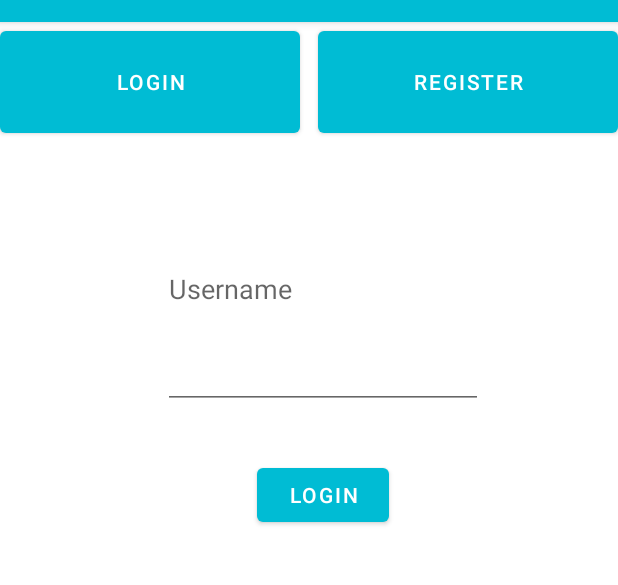
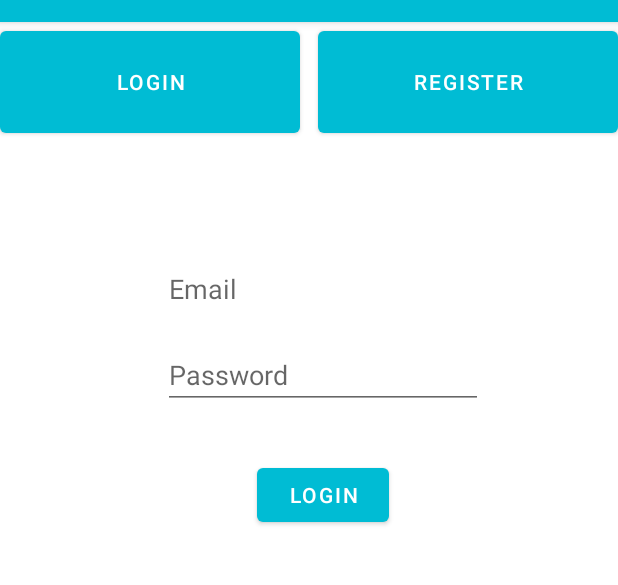
Before and after one commit to iczcpkqo/Journey-Share_Android, an Android app: the screen it shows after launch (LoginActivity), on a phone screen of 412 x 824 dp, the part 62-647 px from its top. Run offline under Robolectric (Android 15) with nearby library versions, the phone set to English and light mode, and no system bars; our stand-ins replace Firebase (no records; nobody signed in at launch, a user with empty details on screens opened directly); libraries missing offline, so code that uses them is left out: com.alibaba.fastjson.

Commit message:
Improve code robustness

```diff
--- a/app/src/main/java/com/journey/LoginActivity.java
+++ b/app/src/main/java/com/journey/LoginActivity.java
@@ -115,7 +115,7 @@ public class LoginActivity extends AppCompatActivity implements View.OnClickList
                         } else {
                             // If sign in fails, display a message to the user.
                             Log.w(TAG, "signInWithEmail:failure", task.getException());
-                            Toast.makeText(LoginActivity.this, "Authentication failed.",
+                            Toast.makeText(LoginActivity.this, "Please check the email address and password.",
                                     Toast.LENGTH_SHORT).show();
 //                            updateUI(null);
                         }
@@ -150,6 +150,7 @@ public class LoginActivity extends AppCompatActivity implements View.OnClickList
                                         outputStream.close();
                                         Toast.makeText(getBaseContext(), "File created successfully", Toast.LENGTH_LONG).show();
                                     } catch (FileNotFoundException e) {
+                                        Toast.makeText(getBaseContext(), "Please turn on folder permissions for this application.", Toast.LENGTH_LONG).show();
                                         e.printStackTrace();
                                     } catch (IOException e) {
                                         e.printStackTrace();
--- a/app/src/main/res/layout/activity_login.xml
+++ b/app/src/main/res/layout/activity_login.xml
@@ -10,7 +10,6 @@
         android:id="@+id/login"
         android:layout_width="200dp"
         android:layout_height="80dp"
-
         android:layout_marginEnd="212dp"
         android:text="Login"
         app:layout_constraintEnd_toEndOf="parent"
@@ -42,7 +41,7 @@
         android:layout_marginEnd="90dp"
         android:ems="10"
         android:inputType="textPersonName"
-        android:hint="Username"
+        android:hint="Email"
         app:layout_constraintEnd_toEndOf="parent"
         app:layout_constraintTop_toTopOf="parent" />
 
@@ -53,6 +52,7 @@
         android:layout_marginTop="12dp"
         android:ems="10"
         android:inputType="textPassword"
+        android:hint="Password"
         app:layout_constraintStart_toStartOf="@+id/username"
         app:layout_constraintTop_toBottomOf="@+id/username" />
 
```
Also changed, not shown: app/src/main/java/com/journey/RegisterActivity.java (+10 -2 lines).
